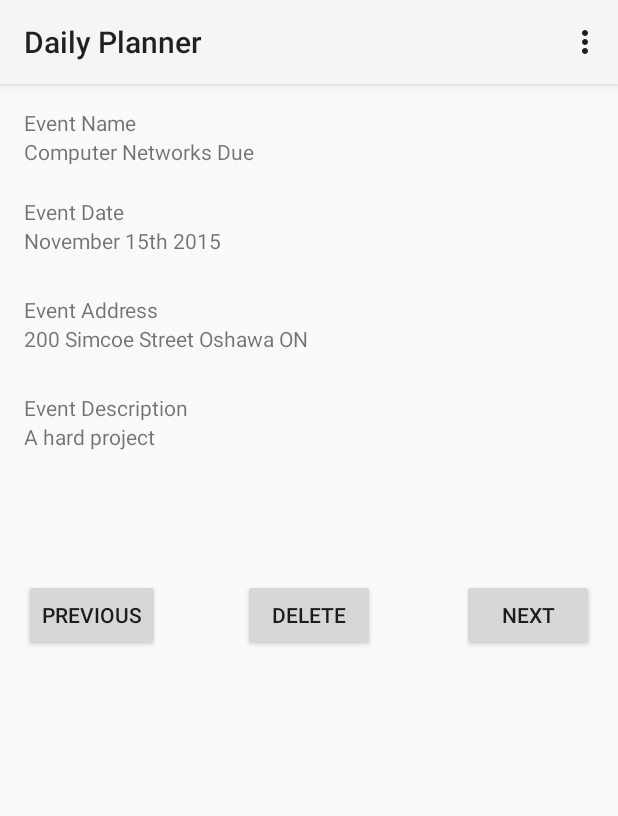
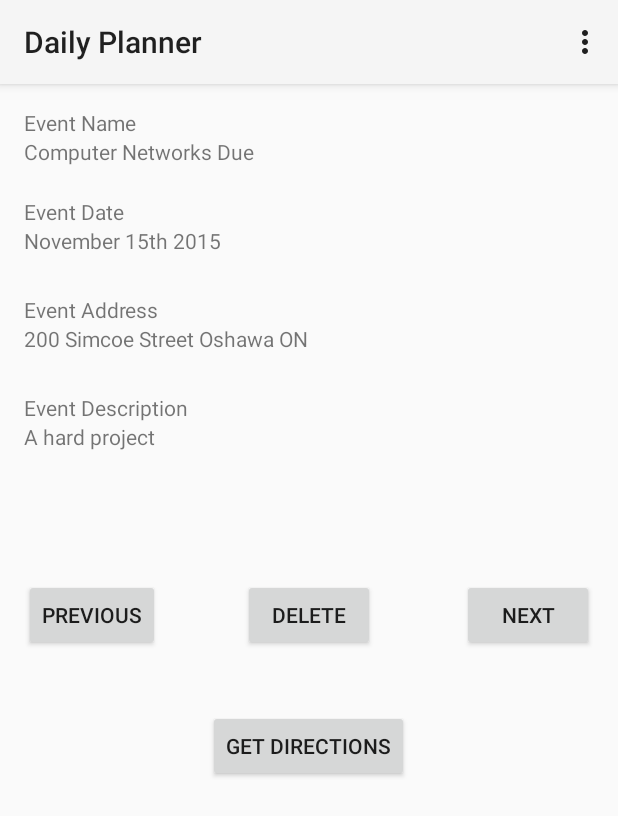
Before and after one commit to ManicDX/MobileDevProject, an Android app: the BrowseEvents screen opened directly, with no data from a screen before it, on a phone screen of 412 x 824 dp. Shown: the top 816 px of the screen. Run offline under Robolectric (Android 15) with nearby library versions, the phone set to English and light mode, and no system bars.

Commit message:
Added a get directions button so users can access the map to get directions. The idea is to send out for the geocode of the place that they are going and dropping a marker in that location, they can then click that marker and use the google maps function to get their directions from either an address or their current location.

```diff
--- a/app/src/main/java/com/example/m100266177/mobiledevproject/BrowseEvents.java
+++ b/app/src/main/java/com/example/m100266177/mobiledevproject/BrowseEvents.java
@@ -54,20 +54,28 @@ public class BrowseEvents extends Activity {
         this.events = dbHelper.getAllEvents();
     }
 
-
+    // once the directions button has been clicked it sends the user to the maps portion of the app.
+    public void directionsButtonOnClick (View v) {
+        SoundManager.getInstance(this).play(0);
+        // Once the next button is clicked the next product is displayed
+        Button button = (Button) v;
+        startActivity(new Intent(getApplicationContext(), MapsActivity.class));
+    }
+    // displays the next event in the directory when clicked
     public void nextButtonOnClick (View v) {
         SoundManager.getInstance(this).play(0);
         // Once the next button is clicked the next product is displayed
         Button button = (Button) v;
         nextEvent();
     }
-
+    // displays the previous event in the directory when clicked
     public void previousButtonOnClick (View v) {
         SoundManager.getInstance(this).play(0);
         // Once the previous button is clicked the previous product is displayed
         Button button = (Button) v;
         prevEvent();
     }
+    // deletes the currently viewed event once its clicked
     public void deleteButtonOnClick (View v) {
         SoundManager.getInstance(this).play(1);
         // once this button is pressed the current entry will be deleted
@@ -88,7 +96,7 @@ public class BrowseEvents extends Activity {
                     Toast.LENGTH_SHORT).show();
         }
     }
-
+    // changes the cursor position in the array to the position of the next event
     private void nextEvent() {
         this.EventIndex++;
 
@@ -98,7 +106,7 @@ public class BrowseEvents extends Activity {
 
         showEvent(this.events.get(this.EventIndex));
     }
-
+    // changes the cursor to the location in the array of the previous event
     private void prevEvent(){
         this.EventIndex--;
 
--- a/app/src/main/java/com/example/m100266177/mobiledevproject/MapsActivity.java
+++ b/app/src/main/java/com/example/m100266177/mobiledevproject/MapsActivity.java
@@ -6,6 +6,7 @@ package com.example.m100266177.mobiledevproject;
  * it as an emulator as I can install google play services on that. A sample map marker for UOIT
  * has been put onto the map and the camera zooms in towards it.
  */
+
 import android.support.v4.app.FragmentActivity;
 import android.os.Bundle;
 
--- a/app/src/main/res/layout/activity_browse_events.xml
+++ b/app/src/main/res/layout/activity_browse_events.xml
@@ -98,4 +98,14 @@
         android:layout_alignParentEnd="true"
         android:onClick="nextButtonOnClick" />
 
+    <Button
+        android:layout_width="wrap_content"
+        android:layout_height="wrap_content"
+        android:text="@string/directionsButtonLabel"
+        android:id="@+id/directionsButton"
+        android:layout_below="@+id/deleteButton"
+        android:layout_centerHorizontal="true"
+        android:layout_marginTop="39dp"
+        android:onClick="directionsButtonOnClick" />
+
 </RelativeLayout>
--- a/app/src/main/res/values/strings.xml
+++ b/app/src/main/res/values/strings.xml
@@ -25,4 +25,5 @@
     <string name="sevenDayForecastLabel">Forecast For The Next 7 Days</string>
     <string name="queryButtonLabel">Submit Request</string>
     <string name="title_activity_maps">Map</string>
+    <string name="directionsButtonLabel">Get Directions</string>
 </resources>
```
